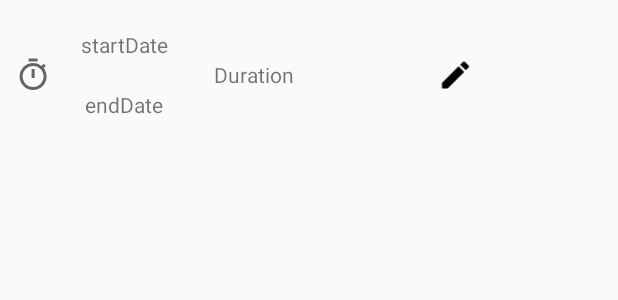
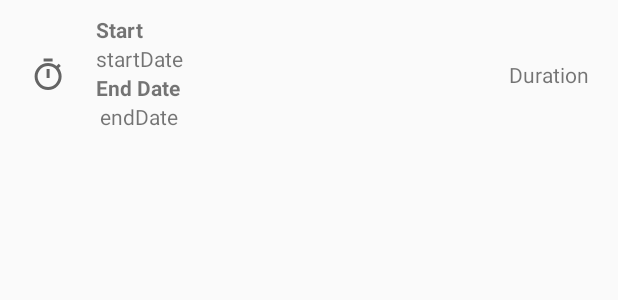
Before and after one commit to kevinmf94/TimeTracker, an Android app: the layout interval_item_list.xml on its own in the app's theme, with its tools: preview values and no code run, on a phone screen of 412 x 824 dp. Shown: the top 300 px of the screen. Run offline under Robolectric (Android 15) with nearby library versions, the phone set to English and light mode, and no system bars.

Commit message:
Layout Interval Item

```diff
--- a/app/src/main/java/cat/uab/ds/ui/services/TreeManagerService.java
+++ b/app/src/main/java/cat/uab/ds/ui/services/TreeManagerService.java
@@ -65,7 +65,7 @@ public class TreeManagerService extends Service implements Observer {
     public void onCreate() {
         Log.d(TAG, "Created TreeManagerService");
 
-        Configuration.setMinimumTime(2);
+        Configuration.setMinimumTime(1);
         Clock clock = Clock.getInstance();
         clock.addObserver(this);
         root.setRoot(true);
--- a/app/src/main/res/layout/interval_item_list.xml
+++ b/app/src/main/res/layout/interval_item_list.xml
@@ -14,6 +14,8 @@
         android:layout_width="wrap_content"
         android:layout_height="wrap_content"
         android:layout_gravity="center_vertical"
+        android:layout_marginLeft="10dp"
+        android:layout_marginRight="10dp"
         app:srcCompat="@drawable/ic_time" />
 
 
@@ -25,40 +27,51 @@
         android:weightSum="2">
 
         <TextView
+            android:id="@+id/textView9"
+            android:layout_width="match_parent"
+            android:layout_height="wrap_content"
+            android:text="@string/startDate"
+            android:textStyle="bold" />
+
+        <TextView
             android:id="@+id/startDate"
             android:layout_width="wrap_content"
-            android:layout_height="0dp"
-            android:layout_weight="1"
+            android:layout_height="wrap_content"
             android:gravity="center_vertical|center_horizontal"
-            android:padding="10dp"
             android:text="startDate" />
+
+        <TextView
+            android:id="@+id/textView10"
+            android:layout_width="match_parent"
+            android:layout_height="wrap_content"
+            android:text="@string/endDate"
+            android:textStyle="bold" />
 
         <TextView
             android:id="@+id/endDate"
             android:layout_width="match_parent"
-            android:layout_height="0dp"
-            android:layout_weight="1"
+            android:layout_height="wrap_content"
             android:gravity="center_vertical|center_horizontal"
-            android:padding="10dp"
             android:text="endDate" />
 
     </LinearLayout>
 
     <TextView
         android:id="@+id/duration"
-        android:layout_width="wrap_content"
+        android:layout_width="match_parent"
         android:layout_height="match_parent"
         android:layout_alignParentTop="true"
         android:gravity="center_vertical|center_horizontal"
         android:padding="10dp"
-        android:text="Duration" />
+        android:text="Duration"
+        android:textAlignment="textEnd" />
 
     <ImageView
         android:id="@+id/editBtn"
         android:layout_width="wrap_content"
         android:layout_height="wrap_content"
         android:layout_gravity="center_vertical"
-        android:layout_weight="1"
+        android:visibility="gone"
         app:srcCompat="@drawable/ic_edit" />
 
 
```
